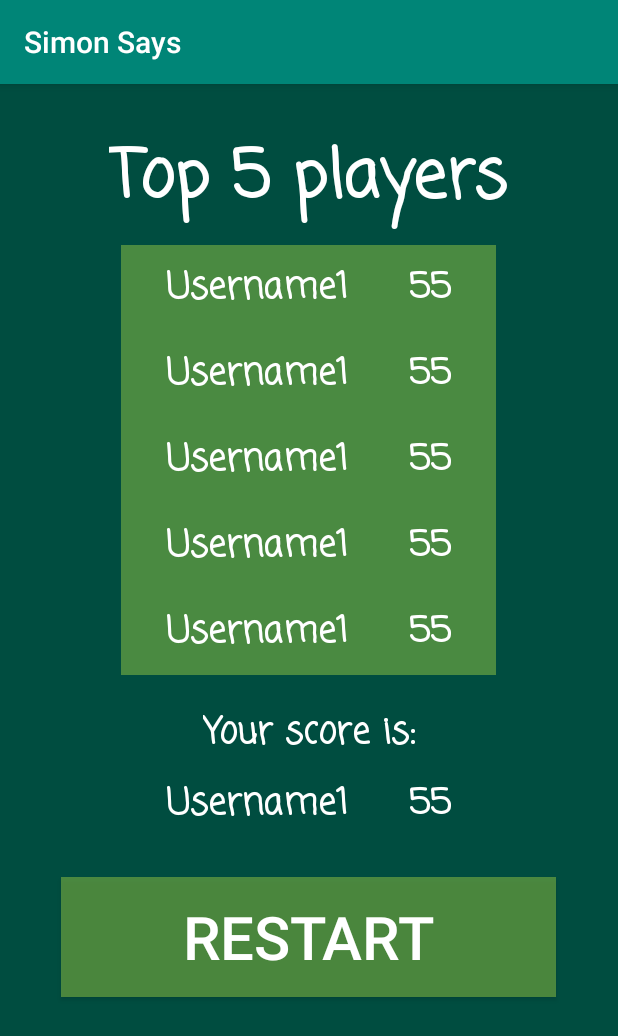
After one commit to aleixsancho/AME-SimonSays, an Android app: the Ranking screen opened directly, with no data from a screen before it, on a phone screen of 412 x 824 dp. The commit adds this screen. Shown: the top 1036 px of the screen. Run offline under Robolectric (Android 15) with nearby library versions, the phone set to English and light mode, and no system bars.

Commit message:
master: Added ranking layout.

```diff
--- a/app/src/main/AndroidManifest.xml
+++ b/app/src/main/AndroidManifest.xml
@@ -9,7 +9,8 @@
         android:roundIcon="@mipmap/ic_launcher_round"
         android:supportsRtl="true"
         android:theme="@style/AppTheme">
-        <activity android:name=".Game"></activity>
+        <activity android:name=".Ranking"></activity>
+        <activity android:name=".Game" />
         <activity android:name=".Sequence" />
         <activity android:name=".MainActivity">
             <intent-filter>
--- /dev/null
+++ b/app/src/main/java/com/example/simonsays/Ranking.java
@@ -0,0 +1,14 @@
+package com.example.simonsays;
+
+import androidx.appcompat.app.AppCompatActivity;
+
+import android.os.Bundle;
+
+public class Ranking extends AppCompatActivity {
+
+    @Override
+    protected void onCreate(Bundle savedInstanceState) {
+        super.onCreate(savedInstanceState);
+        setContentView(R.layout.activity_ranking);
+    }
+}
--- a/app/src/main/res/layout/activity_main.xml
+++ b/app/src/main/res/layout/activity_main.xml
@@ -12,7 +12,7 @@
         android:layout_width="wrap_content"
         android:layout_height="wrap_content"
         android:layout_centerHorizontal="true"
-        android:layout_marginTop="10dp"
+        android:layout_marginTop="30dp"
         android:fontFamily="casual"
         android:text="Simon Says"
         android:textColor="#FFFFFF"
@@ -32,14 +32,52 @@
         android:layout_marginTop="50dp"
         app:srcCompat="@android:drawable/sym_action_chat" />
 
+    <TextView
+        android:id="@+id/infoMessage"
+        android:layout_width="wrap_content"
+        android:layout_height="wrap_content"
+        android:layout_below="@id/starImage"
+        android:layout_centerHorizontal="true"
+        android:layout_marginTop="70dp"
+        android:fontFamily="casual"
+        android:text="Please enter your Username:"
+        android:textColor="#FFFFFF"
+        android:textSize="24sp"
+        android:textStyle="bold"
+        app:layout_constraintBottom_toBottomOf="parent"
+        app:layout_constraintLeft_toLeftOf="parent"
+        app:layout_constraintRight_toRightOf="parent"
+        app:layout_constraintTop_toTopOf="parent" />
+
+    <EditText
+        android:id="@+id/usernameInput"
+        android:layout_width="200dp"
+        android:layout_height="60dp"
+        android:layout_below="@id/infoMessage"
+        android:layout_centerHorizontal="true"
+        android:layout_marginTop="20dp"
+        android:focusable="auto"
+        android:focusableInTouchMode="true"
+        android:fontFamily="casual"
+        android:gravity="center_horizontal"
+        android:inputType="textPersonName"
+        android:text="Username"
+        android:textColor="#FFFFFF"
+        android:textColorHint="#FFFFFF"
+        android:textSize="30sp"
+        app:layout_constraintBottom_toBottomOf="parent"
+        app:layout_constraintLeft_toLeftOf="parent"
+        app:layout_constraintRight_toRightOf="parent"
+        app:layout_constraintTop_toTopOf="parent" />
+
     <Button
         android:id="@+id/startBtn"
         android:layout_width="330dp"
         android:layout_height="80dp"
-        android:layout_below="@id/starImage"
+        android:layout_below="@id/usernameInput"
         android:layout_centerHorizontal="true"
-        android:layout_marginTop="70dp"
-        android:background="#7CB342"
+        android:layout_marginTop="50dp"
+        android:background="#997CB342"
         android:text="Start"
         android:textColor="#FFFFFF"
         android:textSize="40sp"
--- /dev/null
+++ b/app/src/main/res/layout/activity_ranking.xml
@@ -0,0 +1,363 @@
+<?xml version="1.0" encoding="utf-8"?>
+<RelativeLayout xmlns:android="http://schemas.android.com/apk/res/android"
+    xmlns:app="http://schemas.android.com/apk/res-auto"
+    xmlns:tools="http://schemas.android.com/tools"
+    android:layout_width="match_parent"
+    android:layout_height="match_parent"
+    android:background="#004D40"
+    tools:context=".MainActivity">
+
+    <TextView
+        android:id="@+id/titleText"
+        android:layout_width="wrap_content"
+        android:layout_height="wrap_content"
+        android:layout_centerHorizontal="true"
+        android:layout_marginTop="30dp"
+        android:fontFamily="casual"
+        android:text="Top 5 players"
+        android:textColor="#FFFFFF"
+        android:textSize="44sp"
+        android:textStyle="bold"
+        app:layout_constraintBottom_toBottomOf="parent"
+        app:layout_constraintLeft_toLeftOf="parent"
+        app:layout_constraintRight_toRightOf="parent"
+        app:layout_constraintTop_toTopOf="parent" />
+
+
+    <LinearLayout
+        android:id="@+id/linearLayout"
+        android:layout_width="250dp"
+        android:layout_height="wrap_content"
+        android:layout_below="@id/titleText"
+        android:layout_centerHorizontal="true"
+        android:layout_marginTop="10dp"
+        android:background="#997CB342"
+        android:foregroundGravity="center_vertical|center_horizontal"
+        android:orientation="vertical"
+        android:paddingLeft="30dp"
+        android:paddingRight="30dp"
+        app:layout_constraintEnd_toEndOf="parent"
+        app:layout_constraintStart_toStartOf="parent">
+
+        <LinearLayout
+            android:layout_width="match_parent"
+            android:layout_height="wrap_content"
+            android:gravity="center_vertical|center_horizontal"
+            android:orientation="horizontal">
+
+            <TextView
+                android:id="@+id/user1"
+                android:layout_width="wrap_content"
+                android:layout_height="wrap_content"
+                android:layout_below="@id/titleText"
+                android:layout_centerHorizontal="true"
+                android:fontFamily="casual"
+                android:maxWidth="150dp"
+                android:text="Username1"
+                android:textColor="#FFFFFF"
+                android:textSize="24sp"
+                android:textStyle="bold"
+                android:gravity="left"
+                android:layout_weight="1"
+                android:layout_marginTop="10dp"
+                android:layout_marginBottom="10dp"
+                app:layout_constraintBottom_toBottomOf="parent"
+                app:layout_constraintLeft_toLeftOf="parent"
+                app:layout_constraintRight_toRightOf="parent"
+                app:layout_constraintTop_toTopOf="parent" />
+
+            <TextView
+                android:id="@+id/score1"
+                android:layout_width="wrap_content"
+                android:layout_height="wrap_content"
+                android:fontFamily="casual"
+                android:maxWidth="30dp"
+                android:text="55"
+                android:textColor="#FFFFFF"
+                android:textSize="24sp"
+                android:textStyle="bold"
+                android:gravity="right"
+                android:layout_weight="1"
+                android:layout_marginTop="10dp"
+                android:layout_marginBottom="10dp"
+                app:layout_constraintBottom_toBottomOf="parent"
+                app:layout_constraintLeft_toLeftOf="parent"
+                app:layout_constraintRight_toRightOf="parent"
+                app:layout_constraintTop_toTopOf="parent" />
+
+        </LinearLayout>
+        <LinearLayout
+            android:layout_width="match_parent"
+            android:layout_height="wrap_content"
+            android:gravity="center_vertical|center_horizontal"
+            android:orientation="horizontal">
+
+            <TextView
+                android:id="@+id/user2"
+                android:layout_width="wrap_content"
+                android:layout_height="wrap_content"
+                android:layout_below="@id/user1"
+                android:layout_centerHorizontal="true"
+                android:fontFamily="casual"
+                android:maxWidth="150dp"
+                android:text="Username1"
+                android:textColor="#FFFFFF"
+                android:textSize="24sp"
+                android:textStyle="bold"
+                android:gravity="left"
+                android:layout_weight="1"
+                android:layout_marginTop="10dp"
+                android:layout_marginBottom="10dp"
+                app:layout_constraintBottom_toBottomOf="parent"
+                app:layout_constraintLeft_toLeftOf="parent"
+                app:layout_constraintRight_toRightOf="parent"
+                app:layout_constraintTop_toTopOf="parent" />
+
+            <TextView
+                android:id="@+id/score2"
+                android:layout_width="wrap_content"
+                android:layout_height="wrap_content"
+                android:fontFamily="casual"
+                android:maxWidth="30dp"
+                android:text="55"
+                android:textColor="#FFFFFF"
+                android:textSize="24sp"
+                android:textStyle="bold"
+                android:gravity="right"
+                android:layout_weight="1"
+                android:layout_marginTop="10dp"
+                android:layout_marginBottom="10dp"
+                app:layout_constraintBottom_toBottomOf="parent"
+                app:layout_constraintLeft_toLeftOf="parent"
+                app:layout_constraintRight_toRightOf="parent"
+                app:layout_constraintTop_toTopOf="parent" />
+
+        </LinearLayout>
+
+        <LinearLayout
+            android:layout_width="match_parent"
+            android:layout_height="wrap_content"
+            android:gravity="center_vertical|center_horizontal"
+            android:orientation="horizontal">
+
+            <TextView
+                android:id="@+id/user3"
+                android:layout_width="wrap_content"
+                android:layout_height="wrap_content"
+                android:layout_below="@id/user2"
+                android:layout_centerHorizontal="true"
+                android:fontFamily="casual"
+                android:maxWidth="150dp"
+                android:text="Username1"
+                android:textColor="#FFFFFF"
+                android:textSize="24sp"
+                android:textStyle="bold"
+                android:gravity="left"
+                android:layout_weight="1"
+                android:layout_marginTop="10dp"
+                android:layout_marginBottom="10dp"
+                app:layout_constraintBottom_toBottomOf="parent"
+                app:layout_constraintLeft_toLeftOf="parent"
+                app:layout_constraintRight_toRightOf="parent"
+                app:layout_constraintTop_toTopOf="parent" />
+
+            <TextView
+                android:id="@+id/score3"
+                android:layout_width="wrap_content"
+                android:layout_height="wrap_content"
+                android:fontFamily="casual"
+                android:maxWidth="30dp"
+                android:text="55"
+                android:textColor="#FFFFFF"
+                android:textSize="24sp"
+                android:textStyle="bold"
+                android:gravity="right"
+                android:layout_weight="1"
+                android:layout_marginTop="10dp"
+                android:layout_marginBottom="10dp"
+                app:layout_constraintBottom_toBottomOf="parent"
+                app:layout_constraintLeft_toLeftOf="parent"
+                app:layout_constraintRight_toRightOf="parent"
+                app:layout_constraintTop_toTopOf="parent" />
+
+        </LinearLayout>
+
+        <LinearLayout
+            android:layout_width="match_parent"
+            android:layout_height="wrap_content"
+            android:gravity="center_vertical|center_horizontal"
+            android:orientation="horizontal">
+
+            <TextView
+                android:id="@+id/user4"
+                android:layout_width="wrap_content"
+                android:layout_height="wrap_content"
+                android:layout_below="@id/user3"
+                android:layout_centerHorizontal="true"
+                android:fontFamily="casual"
+                android:maxWidth="150dp"
+                android:text="Username1"
+                android:textColor="#FFFFFF"
+                android:textSize="24sp"
+                android:textStyle="bold"
+                android:gravity="left"
+                android:layout_weight="1"
+                android:layout_marginTop="10dp"
+                android:layout_marginBottom="10dp"
+                app:layout_constraintBottom_toBottomOf="parent"
+                app:layout_constraintLeft_toLeftOf="parent"
+                app:layout_constraintRight_toRightOf="parent"
+                app:layout_constraintTop_toTopOf="parent" />
+
+            <TextView
+                android:id="@+id/score4"
+                android:layout_width="wrap_content"
+                android:layout_height="wrap_content"
+                android:fontFamily="casual"
+                android:maxWidth="30dp"
+                android:text="55"
+                android:textColor="#FFFFFF"
+                android:textSize="24sp"
+                android:textStyle="bold"
+                android:gravity="right"
+                android:layout_weight="1"
+                android:layout_marginTop="10dp"
+                android:layout_marginBottom="10dp"
+                app:layout_constraintBottom_toBottomOf="parent"
+                app:layout_constraintLeft_toLeftOf="parent"
+                app:layout_constraintRight_toRightOf="parent"
+                app:layout_constraintTop_toTopOf="parent" />
+
+        </LinearLayout>
+
+        <LinearLayout
+            android:layout_width="match_parent"
+            android:layout_height="wrap_content"
+            android:gravity="center_vertical|center_horizontal"
+            android:orientation="horizontal">
+
+            <TextView
+                android:id="@+id/user5"
+                android:layout_width="wrap_content"
+                android:layout_height="wrap_content"
+                android:layout_below="@id/user4"
+                android:layout_centerHorizontal="true"
+                android:fontFamily="casual"
+                android:maxWidth="150dp"
+                android:text="Username1"
+                android:textColor="#FFFFFF"
+                android:textSize="24sp"
+                android:textStyle="bold"
+                android:gravity="left"
+                android:layout_weight="1"
+                android:layout_marginTop="10dp"
+                android:layout_marginBottom="10dp"
+                app:layout_constraintBottom_toBottomOf="parent"
+                app:layout_constraintLeft_toLeftOf="parent"
+                app:layout_constraintRight_toRightOf="parent"
+                app:layout_constraintTop_toTopOf="parent" />
+
+            <TextView
+                android:id="@+id/score5"
+                android:layout_width="wrap_content"
+                android:layout_height="wrap_content"
+                android:fontFamily="casual"
+                android:maxWidth="30dp"
+                android:text="55"
+                android:textColor="#FFFFFF"
+                android:textSize="24sp"
+                android:textStyle="bold"
+                android:gravity="right"
+                android:layout_weight="1"
+                android:layout_marginTop="10dp"
+                android:layout_marginBottom="10dp"
+                app:layout_constraintBottom_toBottomOf="parent"
+                app:layout_constraintLeft_toLeftOf="parent"
+                app:layout_constraintRight_toRightOf="parent"
+                app:layout_constraintTop_toTopOf="parent" />
+
+        </LinearLayout>
+
+    </LinearLayout>
+
+    <TextView
+        android:id="@+id/infoText"
+        android:layout_width="wrap_content"
+        android:layout_height="wrap_content"
+        android:layout_centerHorizontal="true"
+        android:layout_marginTop="20dp"
+        android:fontFamily="casual"
+        android:text="Your score is:"
+        android:textColor="#FFFFFF"
+        android:textSize="24sp"
+        android:textStyle="bold"
+        android:layout_below="@id/linearLayout"
+        app:layout_constraintBottom_toBottomOf="parent"
+        app:layout_constraintLeft_toLeftOf="parent"
+        app:layout_constraintRight_toRightOf="parent"
+        app:layout_constraintTop_toTopOf="parent" />
+
+    <LinearLayout
+        android:id="@+id/myUserLayout"
+        android:layout_width="190dp"
+        android:layout_height="wrap_content"
+        android:layout_centerHorizontal="true"
+        android:gravity="center_vertical|center_horizontal"
+        android:layout_below="@id/infoText"
+        android:orientation="horizontal">
+
+        <TextView
+            android:id="@+id/myUser"
+            android:layout_width="wrap_content"
+            android:layout_height="wrap_content"
+            android:layout_centerHorizontal="true"
+            android:fontFamily="casual"
+            android:maxWidth="150dp"
+            android:text="Username1"
+            android:textColor="#FFFFFF"
+            android:textSize="24sp"
+            android:textStyle="bold"
+            android:gravity="left"
+            android:layout_weight="1"
+            android:layout_marginTop="10dp"
+            android:layout_marginBottom="10dp"
+            app:layout_constraintBottom_toBottomOf="parent"
+            app:layout_constraintLeft_toLeftOf="parent"
+            app:layout_constraintRight_toRightOf="parent"
+            app:layout_constraintTop_toTopOf="parent" />
+
+        <TextView
+            android:id="@+id/myScore"
+            android:layout_width="wrap_content"
+            android:layout_height="wrap_content"
+            android:fontFamily="casual"
+            android:maxWidth="30dp"
+            android:text="55"
+            android:textColor="#FFFFFF"
+            android:textSize="24sp"
+            android:textStyle="bold"
+            android:gravity="right"
+            android:layout_weight="1"
+            android:layout_marginTop="10dp"
+            android:layout_marginBottom="10dp"
+            app:layout_constraintBottom_toBottomOf="parent"
+            app:layout_constraintLeft_toLeftOf="parent"
+            app:layout_constraintRight_toRightOf="parent"
+            app:layout_constraintTop_toTopOf="parent" />
+
+    </LinearLayout>
+
+    <Button
+        android:id="@+id/restartBtn"
+        android:layout_width="330dp"
+        android:layout_height="80dp"
+        android:layout_below="@id/myUserLayout"
+        android:layout_centerHorizontal="true"
+        android:layout_marginTop="20dp"
+        android:background="#997CB342"
+        android:text="Restart"
+        android:textColor="#FFFFFF"
+        android:textSize="40sp" />
+
+
+</RelativeLayout>
--- a/app/src/main/res/layout/activity_sequence.xml
+++ b/app/src/main/res/layout/activity_sequence.xml
@@ -23,6 +23,7 @@
         android:textStyle="bold"
         android:layout_marginTop="15dp"
         android:textColor="#FFFFFF"/>
+
     <TextView
         android:layout_width="match_parent"
         android:layout_height="match_parent"
```
